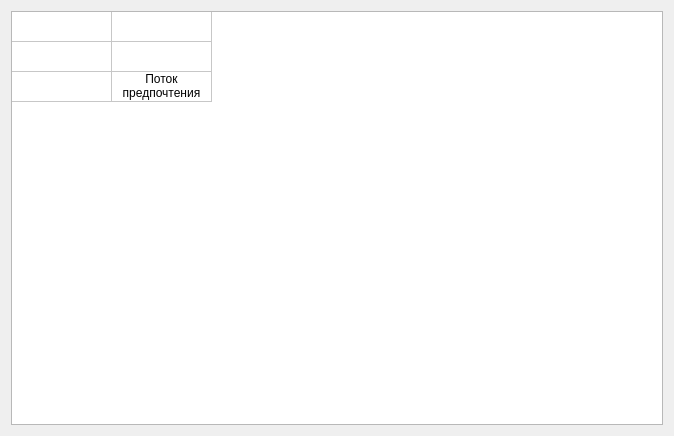
marl0vv/PROMETHEEMethodsApp, file prometheev.ui: the form before one commit.
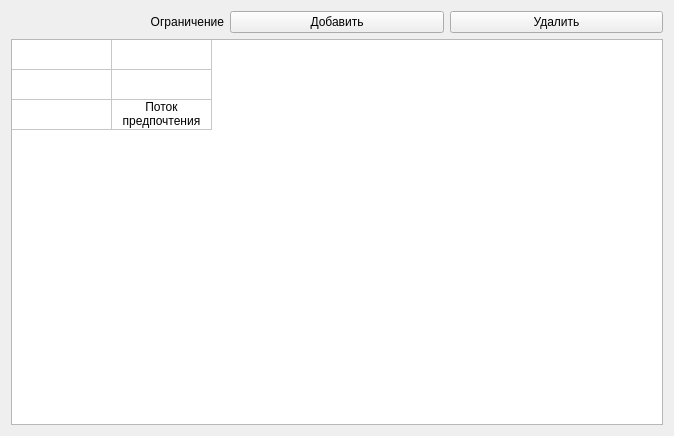
The form after the commit.

Commit message:
table build completed
Полное построение таблицы закончено.
Взаимодействие с данными прописано.
Далее эти данные будут использованы для PROMETHEE V

Patch:
```diff
--- a/prometheev.ui
+++ b/prometheev.ui
@@ -15,6 +15,30 @@
   </property>
   <layout class="QGridLayout" name="gridLayout">
    <item row="0" column="0">
+    <widget class="QLabel" name="label">
+     <property name="text">
+      <string>Ограничение</string>
+     </property>
+     <property name="alignment">
+      <set>Qt::AlignRight|Qt::AlignTrailing|Qt::AlignVCenter</set>
+     </property>
+    </widget>
+   </item>
+   <item row="0" column="1">
+    <widget class="QPushButton" name="pushButtonAddConstraint">
+     <property name="text">
+      <string>Добавить</string>
+     </property>
+    </widget>
+   </item>
+   <item row="0" column="2">
+    <widget class="QPushButton" name="pushButtonDeleteConstraint">
+     <property name="text">
+      <string>Удалить</string>
+     </property>
+    </widget>
+   </item>
+   <item row="1" column="0" colspan="3">
     <widget class="QTableWidget" name="tableWidget">
      <property name="showGrid">
       <bool>true</bool>
```
The commit also changes 2 other files.
